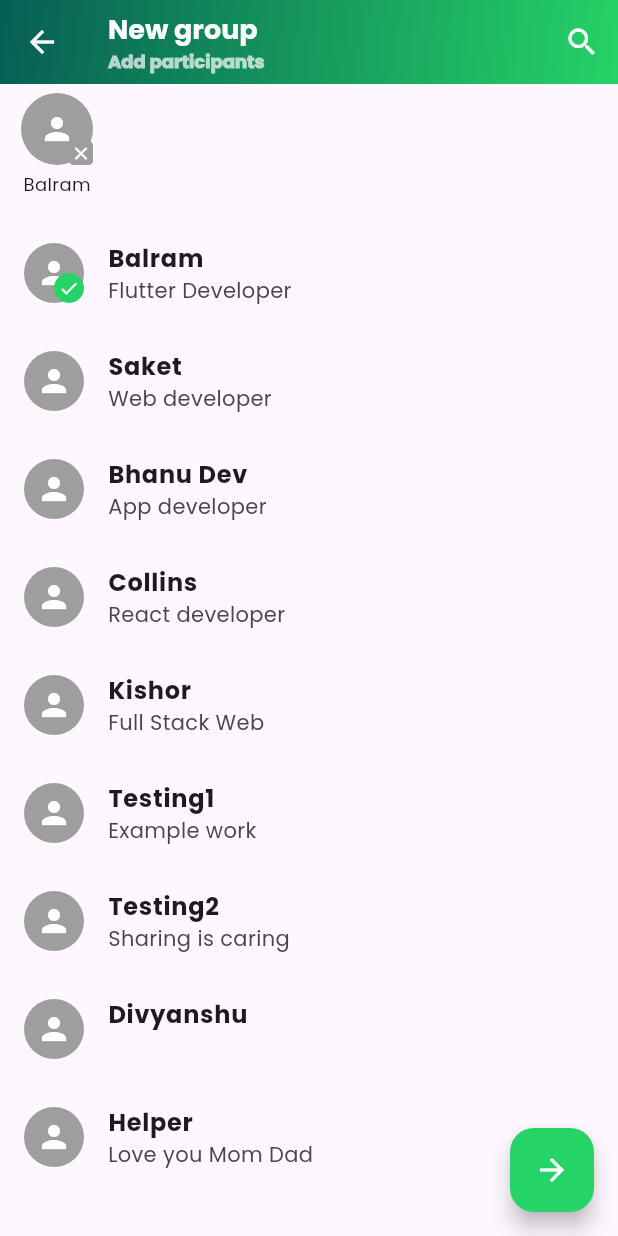
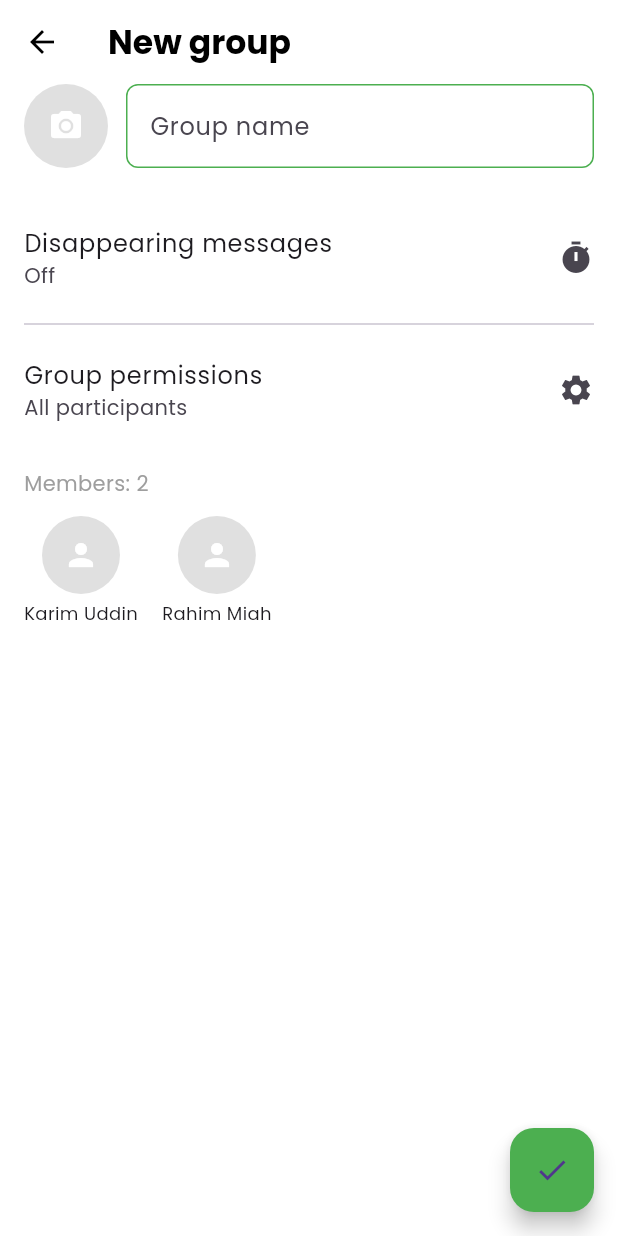
Before and after one commit to San2021331091/voxa-social-chat-app, a Flutter app: the CreateGroup screen opened directly, after a tap on "Balram", after a tap on the "arrow forward" icon, on a phone screen of 412 x 824 dp. Run offline on Flutter 3.47's test engine with Material 3 defaults, Android fonts, the phone set to English and light mode, and no system bars; our stand-ins replace file_picker, flutter_contacts, flutter_svg, geolocator, image_picker, marquee.

Commit message:
new group has been created

```diff
--- a/frontend/voxa/lib/customui/customcard.dart
+++ b/frontend/voxa/lib/customui/customcard.dart
@@ -30,7 +30,7 @@ class CustomCard extends StatelessWidget {
                 radius: 26,
                 backgroundColor: Colors.lightBlue,
                 child: SvgPicture.asset(
-                  chatModel.isGroup
+                  chatModel.isGroup!
                       ? "assets/groups.svg"
                       : "assets/persons.svg",
                   height: 34,
@@ -38,7 +38,7 @@ class CustomCard extends StatelessWidget {
                 ),
               ),
               title: Text(
-                chatModel.name,
+                chatModel.name!,
                 style: const TextStyle(
                   fontSize: 16,
                   fontWeight: FontWeight.w900,
@@ -65,7 +65,7 @@ class CustomCard extends StatelessWidget {
                 ],
               ),
               trailing: Text(
-                chatModel.time,
+                chatModel.time!,
                 style: const TextStyle(
                   fontSize: 12,
                   color: Colors.blue,
--- /dev/null
+++ b/frontend/voxa/lib/pages/addnewgroup.dart
@@ -0,0 +1,279 @@
+import 'dart:io';
+import 'package:flutter/material.dart';
+import 'package:image_picker/image_picker.dart';
+
+class AddNewGroup extends StatefulWidget {
+  const AddNewGroup({super.key});
+
+  @override
+  State<AddNewGroup> createState() => _AddNewGroupState();
+}
+
+class _AddNewGroupState extends State<AddNewGroup> {
+  final ImagePicker _picker = ImagePicker();
+  File? _groupImage;
+
+  /// WhatsApp-like states
+  String disappearingMessage = "Off";
+  bool onlyAdminsEditInfo = false;
+  bool onlyAdminsSendMessage = false;
+
+  /// Open Camera
+  Future<void> _openCamera() async {
+    final XFile? image =
+        await _picker.pickImage(source: ImageSource.camera);
+    if (image != null) {
+      setState(() {
+        _groupImage = File(image.path);
+      });
+    }
+  }
+
+  /// Disappearing Messages Bottom Sheet
+  void _showDisappearingMessages() {
+    showModalBottomSheet(
+      context: context,
+      shape: const RoundedRectangleBorder(
+        borderRadius: BorderRadius.vertical(top: Radius.circular(16)),
+      ),
+      builder: (_) {
+        return Column(
+          mainAxisSize: MainAxisSize.min,
+          children: [
+            const Padding(
+              padding: EdgeInsets.all(16),
+              child: Text(
+                "Disappearing messages",
+                style: TextStyle(fontSize: 18, fontWeight: FontWeight.bold),
+              ),
+            ),
+            _disappearOption("Off"),
+            _disappearOption("24 hours"),
+            _disappearOption("7 days"),
+            _disappearOption("90 days"),
+          ],
+        );
+      },
+    );
+  }
+
+  Widget _disappearOption(String value) {
+    return ListTile(
+      title: Text(value),
+      trailing:
+          disappearingMessage == value ? const Icon(Icons.check) : null,
+      onTap: () {
+        setState(() {
+          disappearingMessage = value;
+        });
+        Navigator.pop(context);
+      },
+    );
+  }
+
+  /// Group Permissions Dialog
+  void _showGroupPermissions() {
+    showModalBottomSheet(
+      context: context,
+      shape: const RoundedRectangleBorder(
+        borderRadius: BorderRadius.vertical(top: Radius.circular(16)),
+      ),
+      builder: (_) {
+        return Padding(
+          padding: const EdgeInsets.all(16),
+          child: Column(
+            mainAxisSize: MainAxisSize.min,
+            crossAxisAlignment: CrossAxisAlignment.start,
+            children: [
+              const Text(
+                "Group permissions",
+                style: TextStyle(fontSize: 18, fontWeight: FontWeight.bold),
+              ),
+              const SizedBox(height: 16),
+
+              const Text("Edit group info"),
+              RadioListTile(
+                title: const Text("All participants"),
+                value: false,
+                groupValue: onlyAdminsEditInfo,
+                onChanged: (value) {
+                  setState(() => onlyAdminsEditInfo = value!);
+                },
+              ),
+              RadioListTile(
+                title: const Text("Admins only"),
+                value: true,
+                groupValue: onlyAdminsEditInfo,
+                onChanged: (value) {
+                  setState(() => onlyAdminsEditInfo = value!);
+                },
+              ),
+
+              const Divider(),
+
+              const Text("Send messages"),
+              RadioListTile(
+                title: const Text("All participants"),
+                value: false,
+                groupValue: onlyAdminsSendMessage,
+                onChanged: (value) {
+                  setState(() => onlyAdminsSendMessage = value!);
+                },
+              ),
+              RadioListTile(
+                title: const Text("Admins only"),
+                value: true,
+                groupValue: onlyAdminsSendMessage,
+                onChanged: (value) {
+                  setState(() => onlyAdminsSendMessage = value!);
+                },
+              ),
+            ],
+          ),
+        );
+      },
+    );
+  }
+
+  String get permissionSubtitle {
+    if (onlyAdminsEditInfo || onlyAdminsSendMessage) {
+      return "Admins only";
+    }
+    return "All participants";
+  }
+
+  @override
+  Widget build(BuildContext context) {
+    return Scaffold(
+      backgroundColor: Colors.white,
+
+      appBar: AppBar(
+        elevation: 0,
+        backgroundColor: Colors.white,
+        foregroundColor: Colors.black,
+        title: const Text(
+          "New group",
+          style: TextStyle(fontWeight: FontWeight.w600),
+        ),
+      ),
+
+      floatingActionButton: FloatingActionButton(
+        backgroundColor: Colors.green,
+        onPressed: () {},
+        child: const Icon(Icons.check),
+      ),
+
+      body: Padding(
+        padding: const EdgeInsets.symmetric(horizontal: 16),
+        child: Column(
+          crossAxisAlignment: CrossAxisAlignment.start,
+          children: [
+
+            /// Group Image + Name
+            Row(
+              children: [
+                GestureDetector(
+                  onTap: _openCamera,
+                  child: CircleAvatar(
+                    radius: 28,
+                    backgroundColor: Colors.grey.shade300,
+                    backgroundImage:
+                        _groupImage != null ? FileImage(_groupImage!) : null,
+                    child: _groupImage == null
+                        ? const Icon(Icons.camera_alt, color: Colors.white)
+                        : null,
+                  ),
+                ),
+
+                const SizedBox(width: 12),
+
+                Expanded(
+                  child: TextField(
+                    decoration: InputDecoration(
+                      hintText: "Group name",
+                      enabledBorder: OutlineInputBorder(
+                        borderSide: BorderSide(color: Colors.green),
+                        borderRadius: BorderRadius.circular(8),
+                      ),
+                      focusedBorder: OutlineInputBorder(
+                        borderSide:
+                            BorderSide(color: Colors.green, width: 2),
+                        borderRadius: BorderRadius.circular(8),
+                      ),
+                    ),
+                  ),
+                )
+              ],
+            ),
+
+            const SizedBox(height: 24),
+
+            /// Disappearing Messages
+            ListTile(
+              contentPadding: EdgeInsets.zero,
+              title: const Text("Disappearing messages"),
+              subtitle: Text(disappearingMessage),
+              trailing: const Icon(Icons.timer),
+              onTap: _showDisappearingMessages,
+            ),
+
+            const Divider(),
+
+            /// Group Permissions
+            ListTile(
+              contentPadding: EdgeInsets.zero,
+              title: const Text("Group permissions"),
+              subtitle: Text(permissionSubtitle),
+              trailing: const Icon(Icons.settings),
+              onTap: _showGroupPermissions,
+            ),
+
+            const SizedBox(height: 16),
+
+            /// Members
+            const Text(
+              "Members: 2",
+              style: TextStyle(color: Colors.grey),
+            ),
+
+            const SizedBox(height: 12),
+
+            Row(
+              children: const [
+                _MemberAvatar(name: "Karim Uddin"),
+                SizedBox(width: 16),
+                _MemberAvatar(name: "Rahim Miah"),
+              ],
+            ),
+          ],
+        ),
+      ),
+    );
+  }
+}
+
+/// Member Avatar Widget
+class _MemberAvatar extends StatelessWidget {
+  final String name;
+
+  const _MemberAvatar({required this.name});
+
+  @override
+  Widget build(BuildContext context) {
+    return Column(
+      children: [
+        CircleAvatar(
+          radius: 26,
+          backgroundColor: Colors.grey.shade300,
+          child: const Icon(Icons.person, color: Colors.white),
+        ),
+        const SizedBox(height: 4),
+        Text(
+          name,
+          style: const TextStyle(fontSize: 12),
+          overflow: TextOverflow.ellipsis,
+        ),
+      ],
+    );
+  }
+}
--- a/frontend/voxa/lib/screens/creategroup.dart
+++ b/frontend/voxa/lib/screens/creategroup.dart
@@ -1,5 +1,7 @@
 import 'package:flutter/material.dart';
 import 'package:voxa/colors/colors.dart';
+import 'package:voxa/model/chatmodel.dart';
+import 'package:voxa/pages/AddNewGroup.dart';
 
 class CreateGroup extends StatefulWidget {
   const CreateGroup({super.key});
@@ -9,16 +11,14 @@ class CreateGroup extends StatefulWidget {
 }
 
 class _CreateGroupState extends State<CreateGroup> {
-  final List<Map<String, String>> contacts = [
-    {"name": "Balram", "about": "Flutter Developer"},
-    {"name": "Saket", "about": "Web developer"},
-    {"name": "Bhanu Dev", "about": "App developer"},
-    {"name": "Collins", "about": "React developer"},
-    {"name": "Kishor", "about": "Full Stack Web"},
-    {"name": "Testing1", "about": "Example work"},
-    {"name": "Testing2", "about": "Sharing is caring"},
-    {"name": "Divyanshu", "about": ""},
-    {"name": "Helper", "about": "Love you Mom Dad"},
+  final List<ChatModel> contacts = const [
+    ChatModel(name: "Balram", about: "Flutter Developer"),
+    ChatModel(name: "Saket", about: "Web developer"),
+    ChatModel(name: "Bhanu Dev", about: "App developer"),
+    ChatModel(name: "Collins", about: "React developer"),
+    ChatModel(name: "Kishor", about: "Full Stack Web"),
+    ChatModel(name: "Divyanshu", about: "Love to code"),
+    ChatModel(name: "Helper", about: "Love you Mom Dad"),
   ];
 
   final Set<String> selectedUsers = {};
@@ -72,7 +72,10 @@ class _CreateGroupState extends State<CreateGroup> {
           ? FloatingActionButton(
               backgroundColor: AppColor.lightGreen,
               onPressed: () {
-                // Next screen (Group name page)
+                Navigator.push(
+                context,
+                MaterialPageRoute(builder: (builder) => const AddNewGroup()),
+              );
               },
               child: const Icon(Icons.arrow_forward, color: Colors.white),
             )
@@ -103,7 +106,7 @@ class _CreateGroupState extends State<CreateGroup> {
                   children: [
                     const CircleAvatar(
                       radius: 24,
-                      backgroundColor: Colors.grey,
+                      backgroundColor: Colors.blue,
                       child: Icon(Icons.person, color: Colors.white),
                     ),
                     Positioned(
@@ -115,7 +118,7 @@ class _CreateGroupState extends State<CreateGroup> {
                         },
                         child: const CircleAvatar(
                           radius: 10,
-                          backgroundColor: Colors.grey,
+                          backgroundColor: Colors.red,
                           child: Icon(
                             Icons.close,
                             size: 14,
@@ -129,7 +132,11 @@ class _CreateGroupState extends State<CreateGroup> {
                 const SizedBox(height: 4),
                 Text(
                   name,
-                  style: const TextStyle(fontSize: 12),
+                  style: const TextStyle(
+                    fontSize: 12,
+                    color: Colors.deepPurple,
+                    fontWeight: FontWeight.w800,
+                  ),
                   overflow: TextOverflow.ellipsis,
                 ),
               ],
@@ -146,13 +153,14 @@ class _CreateGroupState extends State<CreateGroup> {
       itemCount: contacts.length,
       itemBuilder: (context, index) {
         final contact = contacts[index];
-        final isSelected = selectedUsers.contains(contact["name"]);
+        final name = contact.name ?? "";
+        final isSelected = selectedUsers.contains(name);
 
         return ListTile(
           leading: Stack(
             children: [
               const CircleAvatar(
-                backgroundColor: Colors.grey,
+                backgroundColor: Colors.blue,
                 child: Icon(Icons.person, color: Colors.white),
               ),
               if (isSelected)
@@ -168,15 +176,23 @@ class _CreateGroupState extends State<CreateGroup> {
             ],
           ),
           title: Text(
-            contact["name"]!,
-            style: const TextStyle(fontWeight: FontWeight.w600),
+            name,
+            style: const TextStyle(
+              color: Colors.deepOrange,
+              fontWeight: FontWeight.w600,
+            ),
           ),
-          subtitle: Text(contact["about"] ?? ""),
+          subtitle: Text(
+            contact.about ?? "",
+            style: const TextStyle(
+              color: Colors.green,
+              fontWeight: FontWeight.w700,
+              fontStyle: FontStyle.italic,
+            ),
+          ),
           onTap: () {
             setState(() {
-              isSelected
-                  ? selectedUsers.remove(contact["name"])
-                  : selectedUsers.add(contact["name"]!);
+              isSelected ? selectedUsers.remove(name) : selectedUsers.add(name);
             });
           },
         );
--- a/frontend/voxa/lib/screens/individualpage.dart
+++ b/frontend/voxa/lib/screens/individualpage.dart
@@ -62,7 +62,7 @@ class _IndividualPageState extends State<IndividualPage> {
                   radius: 20,
                   backgroundColor: Colors.blueGrey,
                   child: SvgPicture.asset(
-                    widget.chatModel.isGroup
+                    widget.chatModel.isGroup!
                         ? "assets/groups.svg"
                         : "assets/persons.svg",
                     height: 34,
@@ -76,7 +76,7 @@ class _IndividualPageState extends State<IndividualPage> {
                     mainAxisAlignment: MainAxisAlignment.center,
                     children: [
                       Text(
-                        widget.chatModel.name,
+                        widget.chatModel.name!,
                         style: const TextStyle(
                           color: Colors.white,
                           fontSize: 18.5,
--- a/frontend/voxa/lib/screens/selectcontact.dart
+++ b/frontend/voxa/lib/screens/selectcontact.dart
@@ -1,5 +1,6 @@
 import 'package:flutter/material.dart';
 import 'package:voxa/colors/colors.dart';
+import 'package:voxa/model/chatmodel.dart';
 import 'package:voxa/screens/creategroup.dart';
 
 class SelectContact extends StatefulWidget {
@@ -10,11 +11,11 @@ class SelectContact extends StatefulWidget {
 }
 
 class _SelectContactState extends State<SelectContact> {
-  final List<Map<String, String>> contacts = [
-    {"name": "Dev Stack", "subtitle": "Hi Everyone"},
-    {"name": "Kishor Kumar", "subtitle": "Hi Kishor"},
-    {"name": "Dev Server Chat", "subtitle": "Hi Everyone on this group"},
-    {"name": "Collins", "subtitle": "Hi Dev Stack"},
+  final List<ChatModel> contacts = const [
+    ChatModel(name: "Dev Stack", about: "Hi Everyone"),
+    ChatModel(name: "Kishor Kumar", about: "Hi Kishor"),
+    ChatModel(name: "Dev Server Chat", about: "Hi Everyone on this group"),
+    ChatModel(name: "Collins", about: "Hi Dev Stack"),
   ];
 
   @override
@@ -103,20 +104,26 @@ class _SelectContactState extends State<SelectContact> {
 
       body: ListView(
         children: [
-          _topTile(icon: Icons.group, title: "New group", onTap: () {
-        Navigator.push(
-          context,
-          MaterialPageRoute(
-            builder: (_) => const CreateGroup(),
+          _topTile(
+            icon: Icons.group,
+            title: "New group",
+            onTap: () {
+              Navigator.push(
+                context,
+                MaterialPageRoute(builder: (builder) => const CreateGroup()),
+              );
+            },
           ),
-        );
-      },),
-          _topTile(icon: Icons.person_add, title: "New contact",onTap: (){}),
-          _topTile(icon: Icons.group_add_sharp, title: "New Community",onTap: (){}),
+          _topTile(icon: Icons.person_add, title: "New contact", onTap: () {}),
+          _topTile(
+            icon: Icons.group_add_sharp,
+            title: "New Community",
+            onTap: () {},
+          ),
           const Divider(),
 
           ...contacts.map(
-            (c) => _contactTile(name: c["name"]!, subtitle: c["subtitle"]!),
+            (c) => _contactTile(name: c.name ?? "", subtitle: c.about ?? ""),
           ),
         ],
       ),
```
Also changed, not shown: frontend/voxa/lib/model/chatmodel.dart (+5 -9 lines), frontend/voxa/lib/screens/homescreen.dart (+44 -20 lines), 2 other files.
